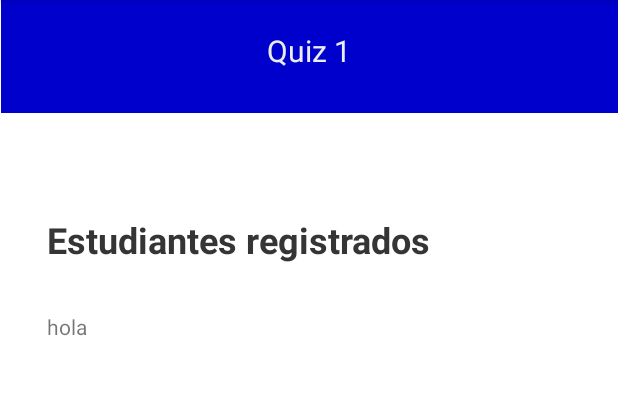
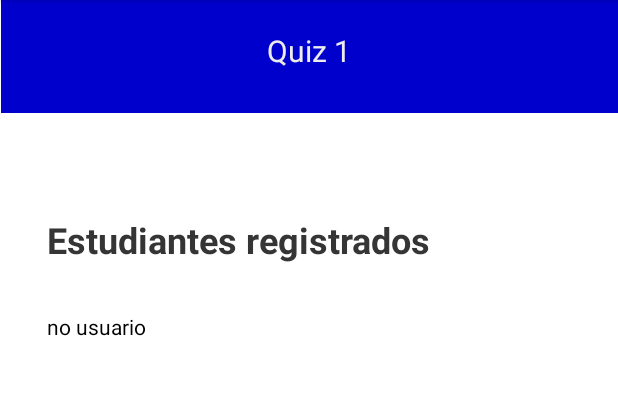
Before and after one commit to Brand2899/Quiz1_Ecosistemas_AlejandroBrand, an Android app: the screen it shows after launch (MainActivity), on a phone screen of 412 x 824 dp, the part 84-479 px from its top. Run offline under Robolectric (Android 15) with nearby library versions, the phone set to English and light mode, and no system bars.

Commit message:
se registra en pantalla exitosamente los usuarios

```diff
--- a/app/src/main/java/com/example/quiz1ecosistemas/MainActivity.java
+++ b/app/src/main/java/com/example/quiz1ecosistemas/MainActivity.java
@@ -47,12 +47,8 @@ public class MainActivity extends AppCompatActivity {
     @Override
     protected void onResume() {
         super.onResume();
-        Print();
-    }
 
-    public void Print(){
         String print = getSharedPreferences("savedUser", MODE_PRIVATE).getString("print", "no usuario");
-        txtPrint.setText("hola");
-        Toast.makeText(this, print, Toast.LENGTH_SHORT).show();
+        txtPrint.setText(print);
     }
 }
--- a/app/src/main/java/com/example/quiz1ecosistemas/PageTwo.java
+++ b/app/src/main/java/com/example/quiz1ecosistemas/PageTwo.java
@@ -56,10 +56,6 @@ public class PageTwo extends AppCompatActivity {
                 (v) -> {
                     calcScore();
 
-                    Toast.makeText(this, name, Toast.LENGTH_SHORT).show();
-                    Toast.makeText(this, code, Toast.LENGTH_SHORT).show();
-                    Toast.makeText(this, "" + score, Toast.LENGTH_SHORT).show();
-
                     Intent i = new Intent(this, MainActivity.class);
                     i.putExtra("name", name);
                     i.putExtra("code", code);
--- a/app/src/main/res/layout/activity_main.xml
+++ b/app/src/main/res/layout/activity_main.xml
@@ -68,6 +68,8 @@
                 android:id="@+id/txtPrint"
                 android:layout_width="wrap_content"
                 android:layout_height="wrap_content"
+                android:text="Hola"
+                android:textColor="#000000"
                 app:layout_constraintStart_toStartOf="parent"
                 app:layout_constraintTop_toTopOf="parent" />
         </androidx.constraintlayout.widget.ConstraintLayout>
```
